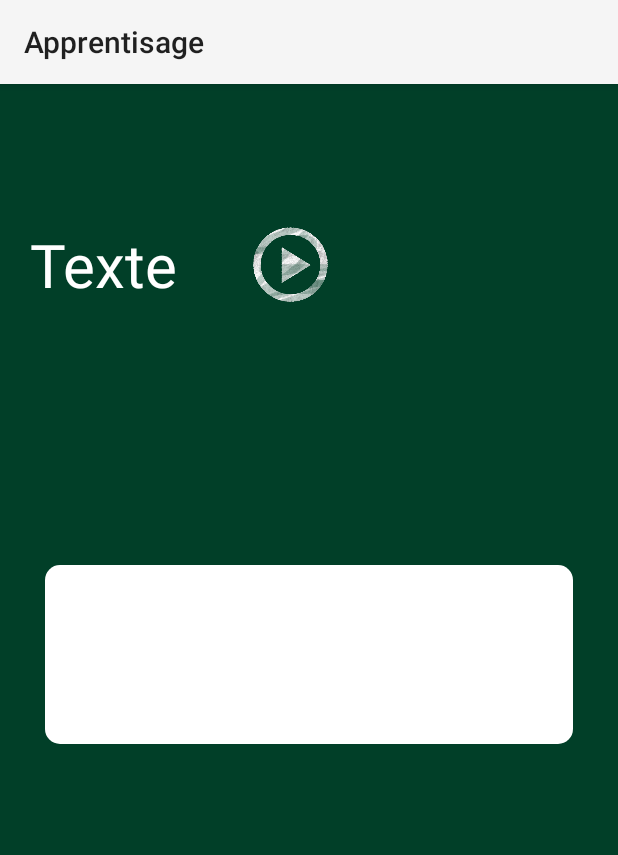
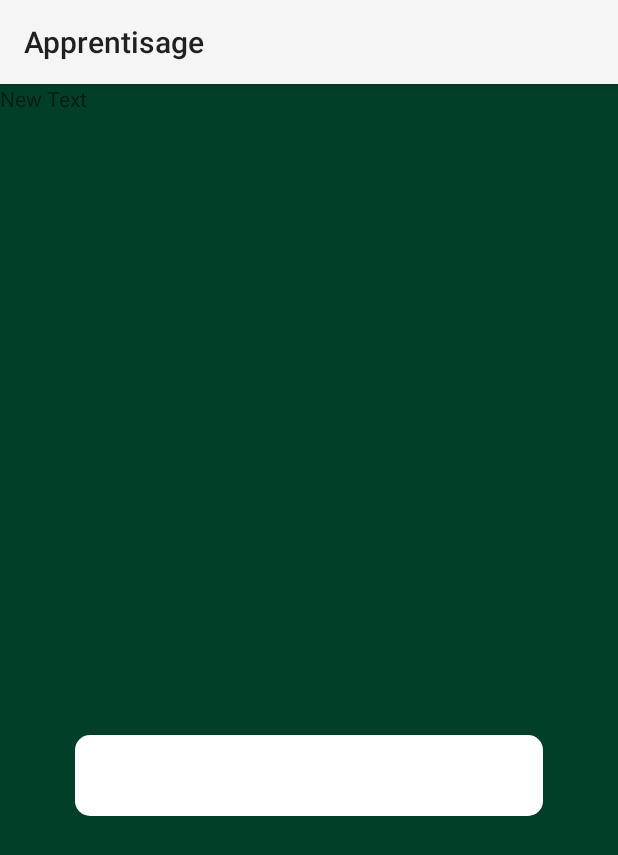
Before and after one commit to nFonsat/Apprenti-Sage, an Android app: the fragment AudioFragment shown on its own in the app's theme, on a phone screen of 412 x 824 dp. Shown: the top 855 px of the screen. Run offline under Robolectric (Android 15) with nearby library versions, the phone set to English and light mode, and no system bars; 2 statements that could not run were skipped.

Commit message:
fragment

```diff
--- a/app/src/main/java/com/lpiem/apprentisage/fragment/AudioFragment.java
+++ b/app/src/main/java/com/lpiem/apprentisage/fragment/AudioFragment.java
@@ -20,7 +20,7 @@ public class AudioFragment extends Fragment {
 
     @Override
     public View onCreateView(LayoutInflater inflater, ViewGroup container, Bundle savedInstanceState) {
-        View view = inflater.inflate(R.layout.fragment_exercice_text, container, false);
+        View view = inflater.inflate(R.layout.fragment_text_text, container, false);
 
         mPlayEnonce = (Button) view.findViewById(R.id.play_exercice_btn);
 
--- a/app/src/main/java/com/lpiem/apprentisage/fragment/TextFragment.java
+++ b/app/src/main/java/com/lpiem/apprentisage/fragment/TextFragment.java
@@ -24,7 +24,7 @@ public class TextFragment extends Fragment {
 
     @Override
     public View onCreateView(LayoutInflater inflater, ViewGroup container, Bundle savedInstanceState) {
-        View view = inflater.inflate(R.layout.fragment_exercice_text, container, false);
+        View view = inflater.inflate(R.layout.fragment_text_text, container, false);
 
         mEnonce = (TextView) view.findViewById(R.id.enonce_exercice_txt);
         mPlayEnonce = (Button) view.findViewById(R.id.play_exercice_btn);
--- a/app/src/main/java/com/lpiem/apprentisage/ihm/SerieActivity.java
+++ b/app/src/main/java/com/lpiem/apprentisage/ihm/SerieActivity.java
@@ -82,8 +82,11 @@ public class SerieActivity extends SherlockActivity {
         }*/
 
         Log.d("Type d'exercice", mCurrentExercice.getEnonce());
+
+
         switch (exercice.getType()){
             case "text":
+
                 mFragment = new TextFragment();
                 ((TextFragment) mFragment).setParameter(exercice);
                 break;
--- a/app/src/main/res/layout/fragment_exercice_text.xml
+++ /dev/null
@@ -1,54 +0,0 @@
-<?xml version="1.0" encoding="utf-8"?>
-<LinearLayout xmlns:android="http://schemas.android.com/apk/res/android"
-    android:orientation="vertical"
-    android:layout_width="match_parent"
-    android:layout_height="match_parent"
-    android:background="@color/app_backgroung"
-    android:weightSum="4">
-
-    <LinearLayout
-        android:layout_width="match_parent"
-        android:layout_height="wrap_content"
-        android:orientation="horizontal"
-        android:weightSum="10"
-        android:layout_marginTop="20dp"
-        android:layout_weight="1">
-
-        <TextView
-            android:id="@+id/enonce_exercice_txt"
-            android:layout_width="wrap_content"
-            android:layout_height="wrap_content"
-            android:layout_gravity="center_vertical"
-            android:text="@string/default_text"
-            android:textColor="@color/white"
-            android:textSize="40sp"
-            android:layout_marginLeft="20dp" />
-
-        <Button
-            android:id="@+id/play_exercice_btn"
-            android:layout_width="50dp"
-            android:layout_height="50dp"
-            android:layout_gravity="center"
-            android:layout_marginBottom="10dp"
-            android:layout_marginTop="10dp"
-            android:background="@drawable/button_play_selector"
-            android:textStyle="bold"
-            android:layout_marginLeft="50dp" />
-
-    </LinearLayout>
-
-    <EditText
-        android:id="@+id/reponse_exercice_txt"
-        android:layout_width="match_parent"
-        android:layout_height="wrap_content"
-        android:layout_gravity="center_vertical"
-        android:background="@drawable/rounded_corner_shape"
-        android:inputType="numberSigned"
-        android:textColor="@color/black"
-        android:textSize="40sp"
-        android:layout_marginLeft="30dp"
-        android:layout_marginRight="30dp"
-        android:layout_marginTop="100dp"
-        android:layout_weight="0.5">
-    </EditText>
-</LinearLayout>
--- /dev/null
+++ b/app/src/main/res/layout/fragment_text_text.xml
@@ -0,0 +1,40 @@
+<?xml version="1.0" encoding="utf-8"?>
+<LinearLayout xmlns:android="http://schemas.android.com/apk/res/android"
+    android:orientation="vertical"
+    android:layout_width="match_parent"
+    android:layout_height="match_parent"
+    android:background="@color/app_backgroung"
+    android:weightSum="100">
+
+    <LinearLayout
+        android:orientation="horizontal"
+        android:layout_width="match_parent"
+        android:layout_height="match_parent"
+        android:layout_weight="50">
+
+        <TextView
+            android:layout_width="match_parent"
+            android:layout_height="match_parent"
+            android:text="New Text"
+            android:id="@+id/enonce_exercice_txt" />
+    </LinearLayout>
+
+    <LinearLayout
+        android:orientation="horizontal"
+        android:layout_width="match_parent"
+        android:layout_height="match_parent"
+        android:layout_weight="50">
+
+        <EditText
+            android:id="@+id/reponse_exercice_txt"
+            android:layout_width="match_parent"
+            android:layout_height="wrap_content"
+            android:background="@drawable/rounded_corner_shape"
+            android:inputType="numberSigned"
+            android:textColor="@color/black"
+            android:textSize="40sp"
+            android:layout_margin="50dp">
+        </EditText>
+    </LinearLayout>
+
+</LinearLayout>
```
Also changed, not shown: app/src/main/res/layout/fragment_audio_textelement.xml (added, +39 -0 lines), app/src/main/res/layout/fragment_element_element.xml (added, +21 -0 lines), app/src/main/res/layout/fragment_exercice_audio.xml (deleted, +0 -19 lines), app/src/main/res/layout/sub_categorie_list.xml (+4 -4 lines).
